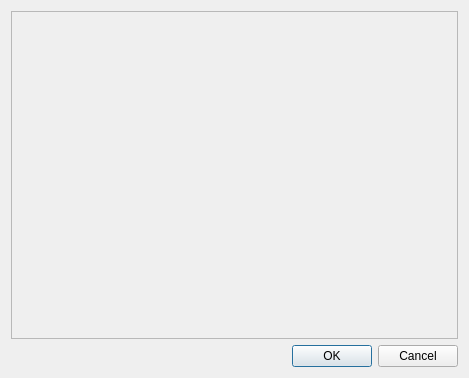
Old version of the form metodics/trenagers/take_put/trentakeputparamsdialog.ui in the repository grigp/a-analyser.
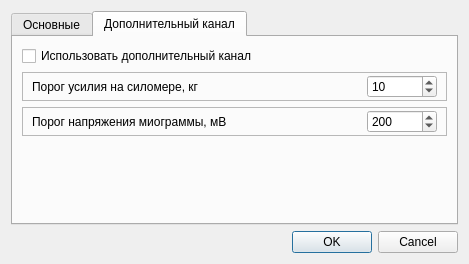
New version of the form.

```diff
--- a/metodics/trenagers/take_put/trentakeputparamsdialog.ui
+++ b/metodics/trenagers/take_put/trentakeputparamsdialog.ui
@@ -7,7 +7,7 @@
     <x>0</x>
     <y>0</y>
     <width>469</width>
-    <height>378</height>
+    <height>264</height>
    </rect>
   </property>
   <property name="windowTitle">
@@ -15,13 +15,288 @@
   </property>
   <layout class="QVBoxLayout" name="verticalLayout">
    <item>
-    <widget class="QFrame" name="frame">
-     <property name="frameShape">
-      <enum>QFrame::StyledPanel</enum>
+    <widget class="QTabWidget" name="tabWidget">
+     <property name="currentIndex">
+      <number>1</number>
      </property>
-     <property name="frameShadow">
-      <enum>QFrame::Raised</enum>
-     </property>
+     <widget class="QWidget" name="tabMain">
+      <attribute name="title">
+       <string>Основные</string>
+      </attribute>
+      <layout class="QVBoxLayout" name="verticalLayout_2">
+       <item>
+        <widget class="QFrame" name="frGameTime">
+         <property name="frameShape">
+          <enum>QFrame::StyledPanel</enum>
+         </property>
+         <property name="frameShadow">
+          <enum>QFrame::Raised</enum>
+         </property>
+         <layout class="QHBoxLayout" name="horizontalLayout_7">
+          <property name="topMargin">
+           <number>2</number>
+          </property>
+          <property name="bottomMargin">
+           <number>2</number>
+          </property>
+          <item>
+           <widget class="QLabel" name="lblGameTime">
+            <property name="text">
+             <string>Длительность записи, сек</string>
+            </property>
+           </widget>
+          </item>
+          <item>
+           <spacer name="horizontalSpacer_7">
+            <property name="orientation">
+             <enum>Qt::Horizontal</enum>
+            </property>
+            <property name="sizeHint" stdset="0">
+             <size>
+              <width>40</width>
+              <height>20</height>
+             </size>
+            </property>
+           </spacer>
+          </item>
+          <item>
+           <widget class="QSpinBox" name="edGameTime">
+            <property name="minimumSize">
+             <size>
+              <width>70</width>
+              <height>0</height>
+             </size>
+            </property>
+            <property name="minimum">
+             <number>10</number>
+            </property>
+            <property name="maximum">
+             <number>600</number>
+            </property>
+            <property name="singleStep">
+             <number>10</number>
+            </property>
+            <property name="value">
+             <number>240</number>
+            </property>
+           </widget>
+          </item>
+         </layout>
+        </widget>
+       </item>
+       <item>
+        <widget class="QFrame" name="frScale">
+         <property name="frameShape">
+          <enum>QFrame::StyledPanel</enum>
+         </property>
+         <property name="frameShadow">
+          <enum>QFrame::Raised</enum>
+         </property>
+         <layout class="QHBoxLayout" name="horizontalLayout_6">
+          <property name="topMargin">
+           <number>2</number>
+          </property>
+          <property name="bottomMargin">
+           <number>2</number>
+          </property>
+          <item>
+           <widget class="QLabel" name="lblScale">
+            <property name="text">
+             <string>Масштаб</string>
+            </property>
+           </widget>
+          </item>
+          <item>
+           <spacer name="horizontalSpacer_6">
+            <property name="orientation">
+             <enum>Qt::Horizontal</enum>
+            </property>
+            <property name="sizeHint" stdset="0">
+             <size>
+              <width>40</width>
+              <height>20</height>
+             </size>
+            </property>
+           </spacer>
+          </item>
+          <item>
+           <widget class="QComboBox" name="cbScale">
+            <property name="minimumSize">
+             <size>
+              <width>70</width>
+              <height>0</height>
+             </size>
+            </property>
+           </widget>
+          </item>
+         </layout>
+        </widget>
+       </item>
+       <item>
+        <spacer name="verticalSpacer_2">
+         <property name="orientation">
+          <enum>Qt::Vertical</enum>
+         </property>
+         <property name="sizeType">
+          <enum>QSizePolicy::Expanding</enum>
+         </property>
+         <property name="sizeHint" stdset="0">
+          <size>
+           <width>20</width>
+           <height>10</height>
+          </size>
+         </property>
+        </spacer>
+       </item>
+      </layout>
+     </widget>
+     <widget class="QWidget" name="tabPhisioChan">
+      <attribute name="title">
+       <string>Дополнительный канал</string>
+      </attribute>
+      <layout class="QVBoxLayout" name="verticalLayout_3">
+       <item>
+        <widget class="QCheckBox" name="cbUseAdvancedChannel">
+         <property name="text">
+          <string>Использовать дополнительный канал</string>
+         </property>
+        </widget>
+       </item>
+       <item>
+        <widget class="QFrame" name="frForce">
+         <property name="frameShape">
+          <enum>QFrame::StyledPanel</enum>
+         </property>
+         <property name="frameShadow">
+          <enum>QFrame::Raised</enum>
+         </property>
+         <layout class="QHBoxLayout" name="horizontalLayout_11">
+          <property name="topMargin">
+           <number>2</number>
+          </property>
+          <property name="bottomMargin">
+           <number>2</number>
+          </property>
+          <item>
+           <widget class="QLabel" name="lblForce">
+            <property name="text">
+             <string>Порог усилия на силомере, кг</string>
+            </property>
+           </widget>
+          </item>
+          <item>
+           <spacer name="horizontalSpacer_11">
+            <property name="orientation">
+             <enum>Qt::Horizontal</enum>
+            </property>
+            <property name="sizeHint" stdset="0">
+             <size>
+              <width>40</width>
+              <height>20</height>
+             </size>
+            </property>
+           </spacer>
+          </item>
+          <item>
+           <widget class="QSpinBox" name="edForce">
+            <property name="minimumSize">
+             <size>
+              <width>70</width>
+              <height>0</height>
+             </size>
+            </property>
+            <property name="minimum">
+             <number>1</number>
+            </property>
+            <property name="maximum">
+             <number>100</number>
+            </property>
+            <property name="singleStep">
+             <number>5</number>
+            </property>
+            <property name="value">
+             <number>10</number>
+            </property>
+           </widget>
+          </item>
+         </layout>
+        </widget>
+       </item>
+       <item>
+        <widget class="QFrame" name="frMyogram">
+         <property name="frameShape">
+          <enum>QFrame::StyledPanel</enum>
+         </property>
+         <property name="frameShadow">
+          <enum>QFrame::Raised</enum>
+         </property>
+         <layout class="QHBoxLayout" name="horizontalLayout_12">
+          <property name="topMargin">
+           <number>2</number>
+          </property>
+          <property name="bottomMargin">
+           <number>2</number>
+          </property>
+          <item>
+           <widget class="QLabel" name="lblMyogram">
+            <property name="text">
+             <string>Порог напряжения миограммы, мВ</string>
+            </property>
+           </widget>
+          </item>
+          <item>
+           <spacer name="horizontalSpacer_12">
+            <property name="orientation">
+             <enum>Qt::Horizontal</enum>
+            </property>
+            <property name="sizeHint" stdset="0">
+             <size>
+              <width>40</width>
+              <height>20</height>
+             </size>
+            </property>
+           </spacer>
+          </item>
+          <item>
+           <widget class="QSpinBox" name="edMyogram">
+            <property name="minimumSize">
+             <size>
+              <width>70</width>
+              <height>0</height>
+             </size>
+            </property>
+            <property name="minimum">
+             <number>50</number>
+            </property>
+            <property name="maximum">
+             <number>1500</number>
+            </property>
+            <property name="singleStep">
+             <number>50</number>
+            </property>
+            <property name="value">
+             <number>200</number>
+            </property>
+           </widget>
+          </item>
+         </layout>
+        </widget>
+       </item>
+       <item>
+        <spacer name="verticalSpacer">
+         <property name="orientation">
+          <enum>Qt::Vertical</enum>
+         </property>
+         <property name="sizeHint" stdset="0">
+          <size>
+           <width>20</width>
+           <height>40</height>
+          </size>
+         </property>
+        </spacer>
+       </item>
+      </layout>
+     </widget>
     </widget>
    </item>
    <item>
```
Left out of the diff: 31 changed lines with no effect on the pictures.
